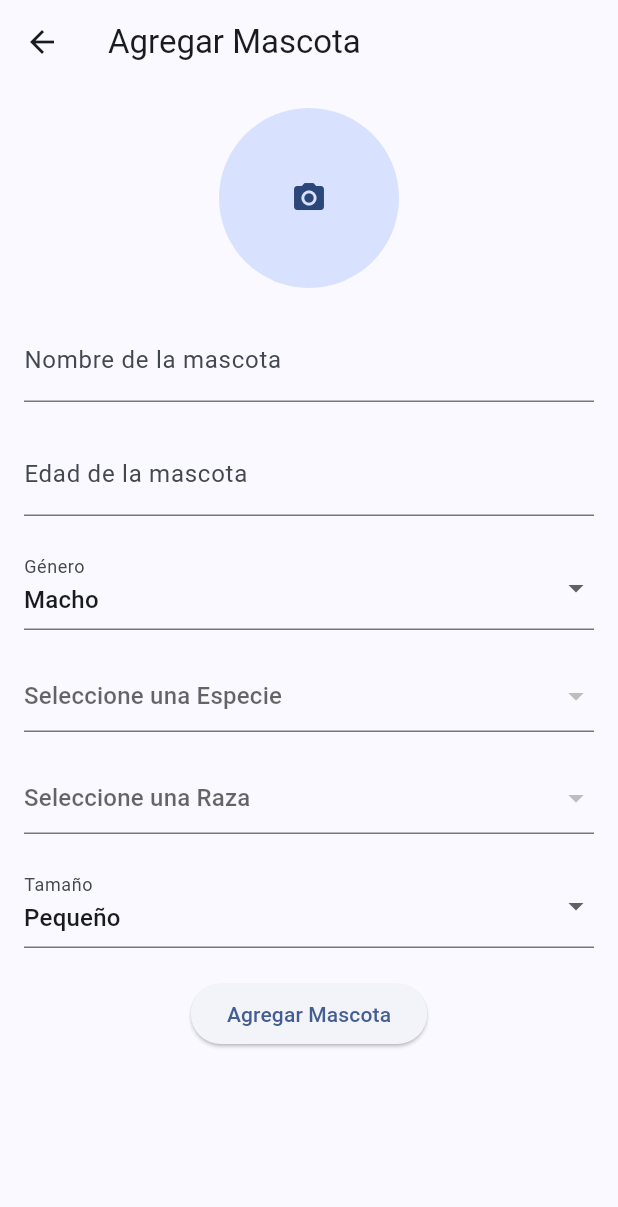
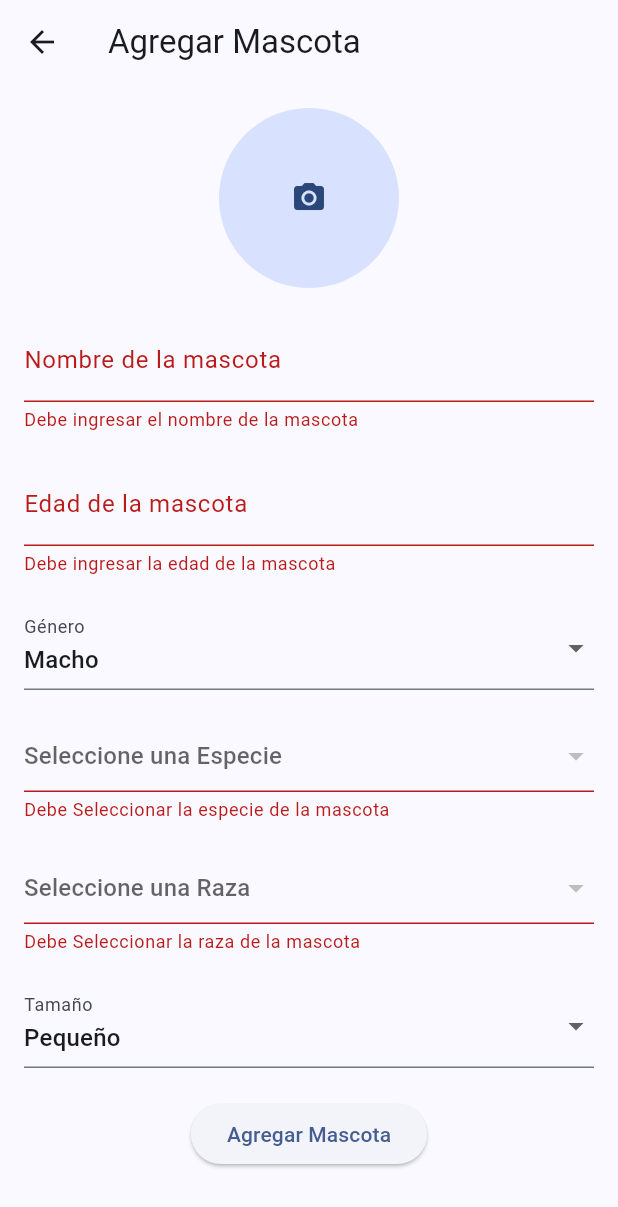
Before and after one commit to andresriosbolivar27/VetAdminConnectMobile, a Flutter app: the AddPetPage screen opened directly with empty values, after a tap on "Agregar Mascota", on a phone screen of 412 x 824 dp. Shown: the top 1207 px of the screen. Run offline on Flutter 3.47's test engine with Material 3 defaults, Android fonts, the phone set to English and light mode, and no system bars; our stand-ins replace flutter_rating_bar, image_picker, jwt_decoder, shared_preferences; missing offline and left inert: country_state_city_pro; accounts and stored records are empty; network calls fail.

Commit message:
Improvements register pet

```diff
--- a/lib/Pages/Client/pets_add_page.dart
+++ b/lib/Pages/Client/pets_add_page.dart
@@ -1,6 +1,7 @@
 import 'dart:convert';
 import 'dart:io';
 
+import 'package:flutter/foundation.dart';
 import 'package:flutter/material.dart';
 import 'package:image_picker/image_picker.dart';
 import 'package:vetadminconnectmobile/Model/Client.dart';
@@ -15,7 +16,8 @@ import 'package:vetadminconnectmobile/Repository/specie_api/specie_http_api_repo
 
 class AddPetPage extends StatefulWidget {
   final int _clientId;
-  const AddPetPage(this._clientId, {super.key});
+  AddPetPage(this._clientId, {super.key});
+  final GlobalKey<FormState> _formKey = GlobalKey<FormState>();
 
   @override
   State<AddPetPage> createState() => _AddPetPageState();
@@ -99,6 +101,8 @@ class _AddPetPageState extends State<AddPetPage> {
       body: SingleChildScrollView(
           child: Padding(
         padding: const EdgeInsets.all(16.0),
+        child: Form(
+          key: widget._formKey,
           child: Column(
             children: [
               CircleAvatar(
@@ -113,19 +117,26 @@ class _AddPetPageState extends State<AddPetPage> {
                 ),
               ),
               const SizedBox(height: 20.0),
-            TextField(
+              TextFormField(
                 controller: _nameController,
                 decoration: const InputDecoration(
                   labelText: 'Nombre de la mascota',
+                  helperText: 'Campo obligatorio',
                 ),
+                keyboardType: TextInputType.text,
+                autovalidateMode: AutovalidateMode.onUserInteraction,
+                validator: (value) => validatePetName(_nameController.text.trim())! ? null : 'Debe ingresar el nombre de la mascota',
               ),
               const SizedBox(height: 20.0),
-            TextField(
+              TextFormField(
                 controller: _ageController,
                 decoration: const InputDecoration(
                   labelText: 'Edad de la mascota',
+                  helperText: 'Campo obligatorio',
                 ),
                 keyboardType: TextInputType.number,
+                autovalidateMode: AutovalidateMode.onUserInteraction,
+                validator: (value) => validatePetAge(_ageController.text.trim()) ? null : 'Debe ingresar la edad de la mascota',
               ),
               const SizedBox(height: 20.0),
               DropdownButtonFormField<GenderType>(
@@ -149,6 +160,8 @@ class _AddPetPageState extends State<AddPetPage> {
               DropdownButtonFormField<Especie>(
                 value: _selectedSpecie,
                 hint: const Text('Seleccione una Especie'),
+                autovalidateMode: AutovalidateMode.onUserInteraction,
+                validator: (value) => validatePetSpecie()! ? null : 'Debe Seleccionar la especie de la mascota',
                 items: especies.map((especie) {
                   return DropdownMenuItem(
                     value: especie,
@@ -168,6 +181,8 @@ class _AddPetPageState extends State<AddPetPage> {
               DropdownButtonFormField<Raza>(
                 value: _selectedBreed,
                 hint: const Text('Seleccione una Raza'),
+                autovalidateMode: AutovalidateMode.onUserInteraction,
+                validator: (value) => validatePetBreed()! ? null : 'Debe Seleccionar la raza de la mascota',
                 items: razasFilter.map((raza) {
                   return DropdownMenuItem<Raza>(
                     value: raza,
@@ -201,11 +216,14 @@ class _AddPetPageState extends State<AddPetPage> {
               const SizedBox(height: 20.0),
               ElevatedButton(
                 onPressed: () async {
+                  if (widget._formKey.currentState!.validate()) {
                     await _addPet();
+                  }
                 },
                 child: const Text('Agregar Mascota'),
               ),
             ],
+          ),
         ),
       )),
     );
@@ -258,8 +276,9 @@ class _AddPetPageState extends State<AddPetPage> {
     final GenderType petGenderType = _selectedGender;
     final int petSpecieId = _selectedSpecie!.id;
     final int petBreedId = _selectedBreed!.id;
+    final SizeType petSize = _selectedSize;
     String? petImage;
-    final SizeType petSize = _selectedSize;
+
 
     if(_imageFile != null){
       petImage = base64Encode(_imageFile!.readAsBytesSync());
@@ -306,7 +325,7 @@ class _AddPetPageState extends State<AddPetPage> {
           content: Text('Mascota registrada'),
         ),
       );
-      Navigator.pop(context);
+      Navigator.pop(context, true);
     }
 
     if(!result.wasSuccess){
@@ -317,4 +336,35 @@ class _AddPetPageState extends State<AddPetPage> {
       );
     }
   }
+
+  bool? validatePetName(String? value) {
+    if (value!.isEmpty == true) {
+      return false;
     }
+    return true;
+  }
+
+  bool validatePetAge(String? value) {
+    if (value!.isEmpty == true) {
+      return false;
+    }
+    final int age = int.tryParse(value) ?? 0;if (age <= 0) {
+      return false;
+    }
+    return true;
+  }
+
+  bool? validatePetSpecie() {
+    if (_selectedSpecie == null || _selectedSpecie!.name.isEmpty == true) {
+      return false;
+    }
+    return true;
+  }
+
+  bool? validatePetBreed() {
+    if (_selectedBreed == null || _selectedBreed!.name.isEmpty == true) {
+      return false;
+    }
+    return true;
+  }
+}
```
Also changed, not shown: lib/Pages/Client/pets_page.dart (+38 -15 lines). Lines whose indentation alone changed are shown as unchanged.
